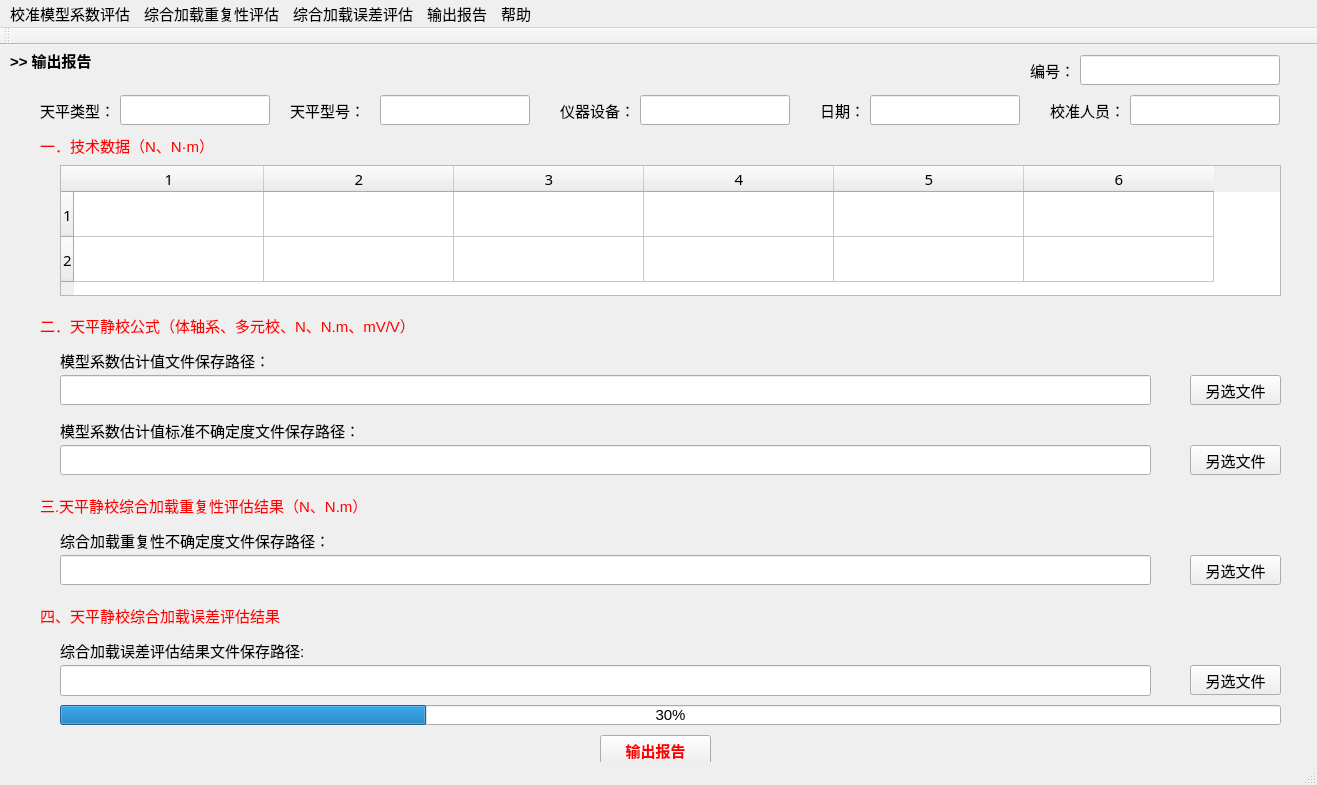
Qt form WBalance/WBalance.ui (kkkpme/WBalance) before a commit.
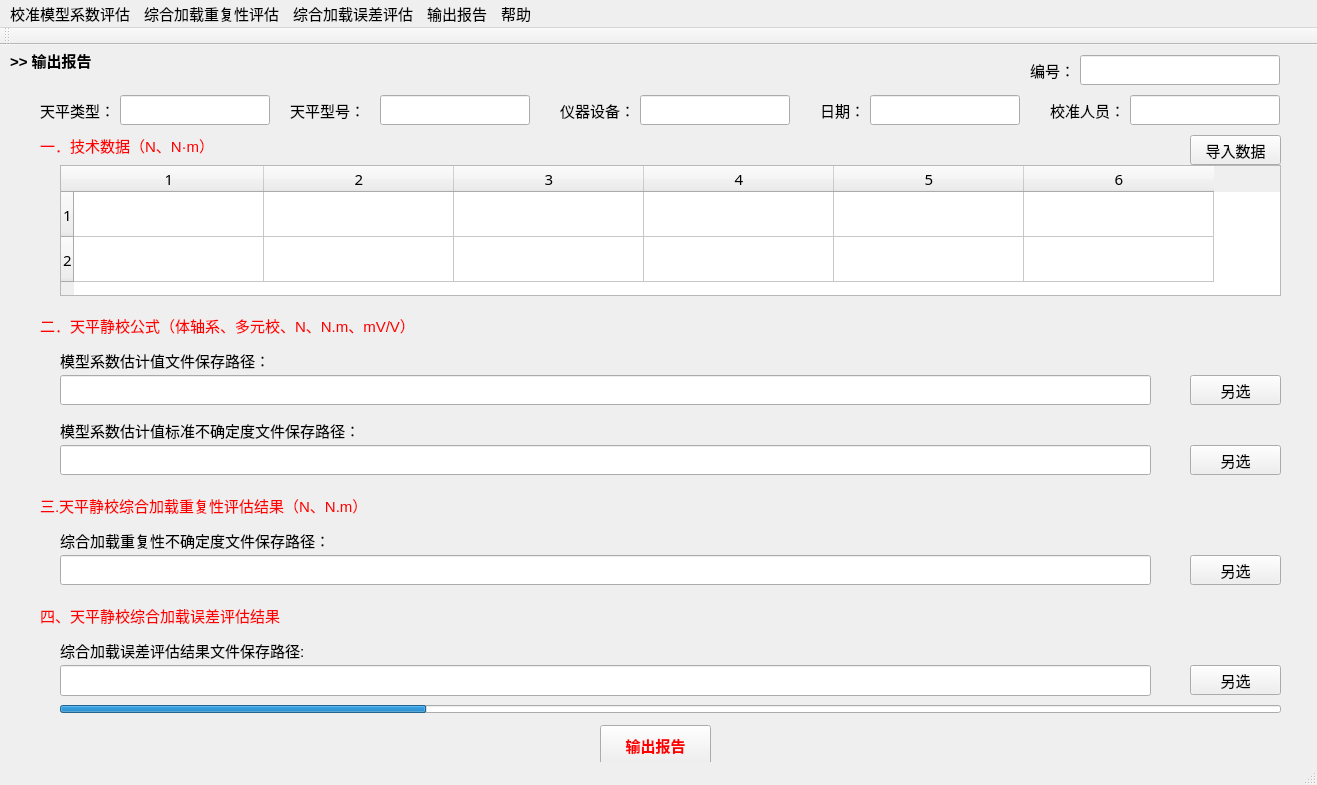
The same form after that commit. The open tabs and pages were chosen to show the change. Icons and pictures are not drawn.

Diff of the .ui file:
```diff
--- a/WBalance/WBalance.ui
+++ b/WBalance/WBalance.ui
@@ -8186,7 +8186,7 @@
        </font>
       </property>
       <property name="text">
-       <string>另选文件</string>
+       <string>另选</string>
       </property>
      </widget>
      <widget class="QLineEdit" name="lineEdit_SUEV_save_path">
@@ -8248,7 +8248,7 @@
        </font>
       </property>
       <property name="text">
-       <string>另选文件</string>
+       <string>另选</string>
       </property>
      </widget>
      <widget class="QLabel" name="labelCL">
@@ -8560,9 +8560,9 @@
       <property name="geometry">
        <rect>
         <x>590</x>
-        <y>690</y>
+        <y>680</y>
         <width>111</width>
-        <height>31</height>
+        <height>41</height>
        </rect>
       </property>
       <property name="palette">
@@ -8712,7 +8712,7 @@
        </font>
       </property>
       <property name="text">
-       <string>另选文件</string>
+       <string>另选</string>
       </property>
      </widget>
      <widget class="QLabel" name="labelCLError">
@@ -8789,7 +8789,7 @@
        </font>
       </property>
       <property name="text">
-       <string>另选文件</string>
+       <string>另选</string>
       </property>
      </widget>
      <widget class="QProgressBar" name="progressBar">
@@ -8798,7 +8798,7 @@
         <x>50</x>
         <y>660</y>
         <width>1221</width>
-        <height>20</height>
+        <height>8</height>
        </rect>
       </property>
       <property name="font">
@@ -8811,7 +8811,7 @@
        <number>30</number>
       </property>
       <property name="textVisible">
-       <bool>true</bool>
+       <bool>false</bool>
       </property>
       <property name="textDirection">
        <enum>QProgressBar::BottomToTop</enum>
@@ -9029,6 +9029,26 @@
        <string/>
       </property>
      </widget>
+     <widget class="QPushButton" name="pushButton_inset">
+      <property name="geometry">
+       <rect>
+        <x>1180</x>
+        <y>90</y>
+        <width>91</width>
+        <height>30</height>
+       </rect>
+      </property>
+      <property name="font">
+       <font>
+        <pointsize>11</pointsize>
+        <weight>50</weight>
+        <bold>false</bold>
+       </font>
+      </property>
+      <property name="text">
+       <string>导入数据</string>
+      </property>
+     </widget>
     </widget>
    </widget>
   </widget>
```
Left out of the diff: 20 changed lines with no effect on the pictures.
